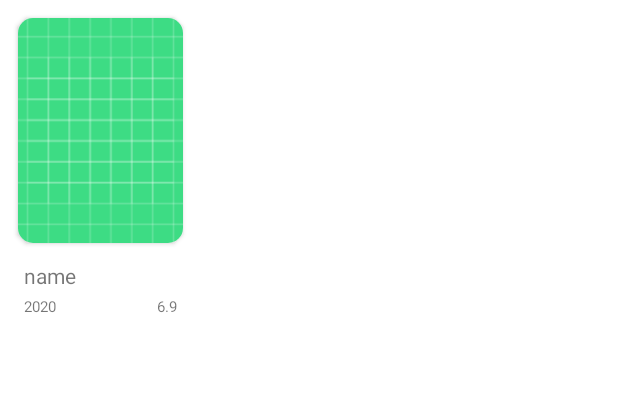
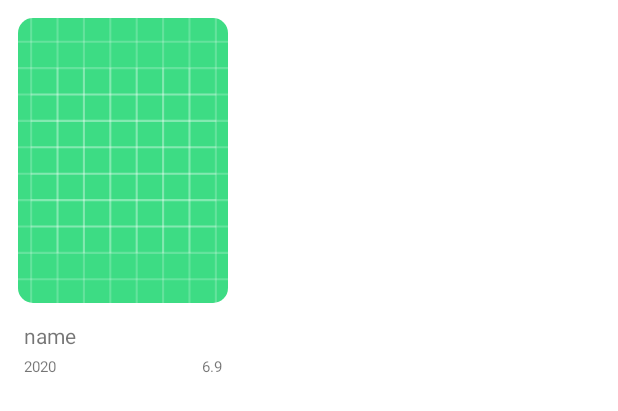
Before and after one commit to GITUG01/Filmography, an Android app: the layout film.xml on its own in the app's theme, with its tools: preview values and no code run, on a phone screen of 412 x 824 dp. Shown: the top 411 px of the screen. Run offline under Robolectric (Android 15) with nearby library versions, the phone set to English and light mode, and no system bars.

Commit message:
some fix

```diff
--- a/app/build.gradle
+++ b/app/build.gradle
@@ -36,6 +36,9 @@ dependencies {
     // Gson
     implementation 'com.google.code.gson:gson:2.8.9'
 
+    // Retrofit
+    implementation 'com.squareup.retrofit2:retrofit:2.9.0'
+
     implementation 'androidx.core:core-ktx:1.7.0'
     implementation 'androidx.appcompat:appcompat:1.3.1'
     implementation 'com.google.android.material:material:1.4.0'
--- a/app/src/main/res/layout/film.xml
+++ b/app/src/main/res/layout/film.xml
@@ -8,8 +8,8 @@
 
     <androidx.cardview.widget.CardView
         android:id="@+id/film_container"
-        android:layout_width="110dp"
-        android:layout_height="150dp"
+        android:layout_width="140dp"
+        android:layout_height="190dp"
         android:layout_margin="12dp"
         app:cardCornerRadius="10dp">
 
```
Also changed, not shown: app/src/main/java/com/gitug01/filmpgraphy/data/retrofit/TMDBApi.kt (added, +10 -0 lines), app/src/main/java/com/gitug01/filmpgraphy/ui/screens/MainFragment.kt (+11 -19 lines), app/src/main/res/drawable/image.jpeg (added), app/src/main/res/drawable/image2.jpg (added), app/src/main/res/drawable/image4.jpg (added), app/src/main/res/drawable/image5.jpg (added), 1 other file.
